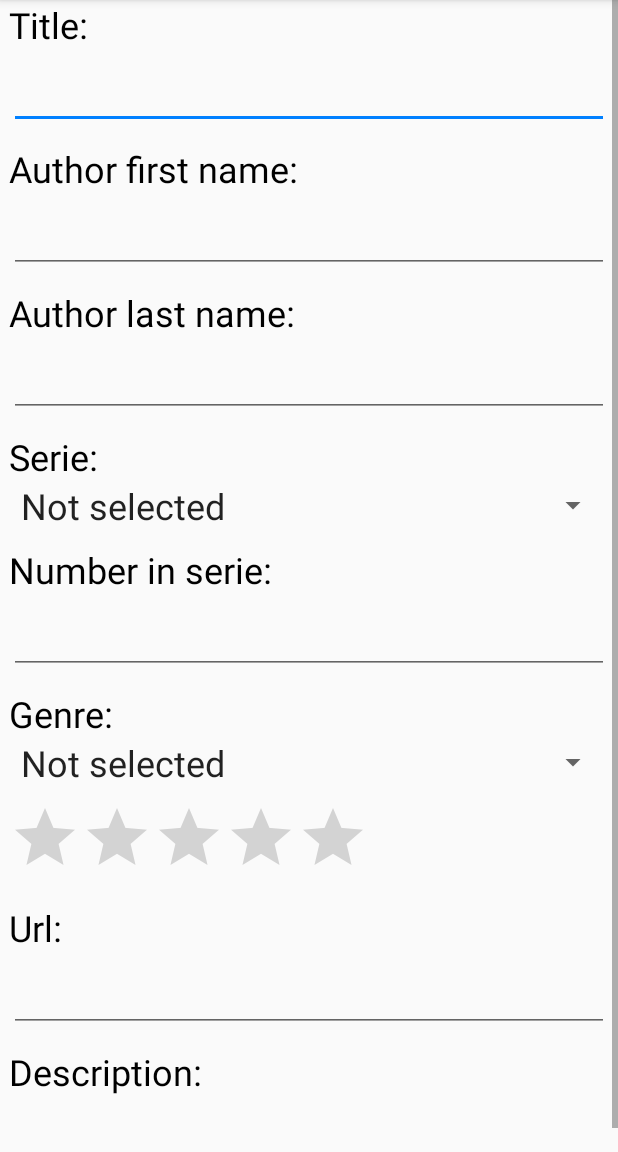
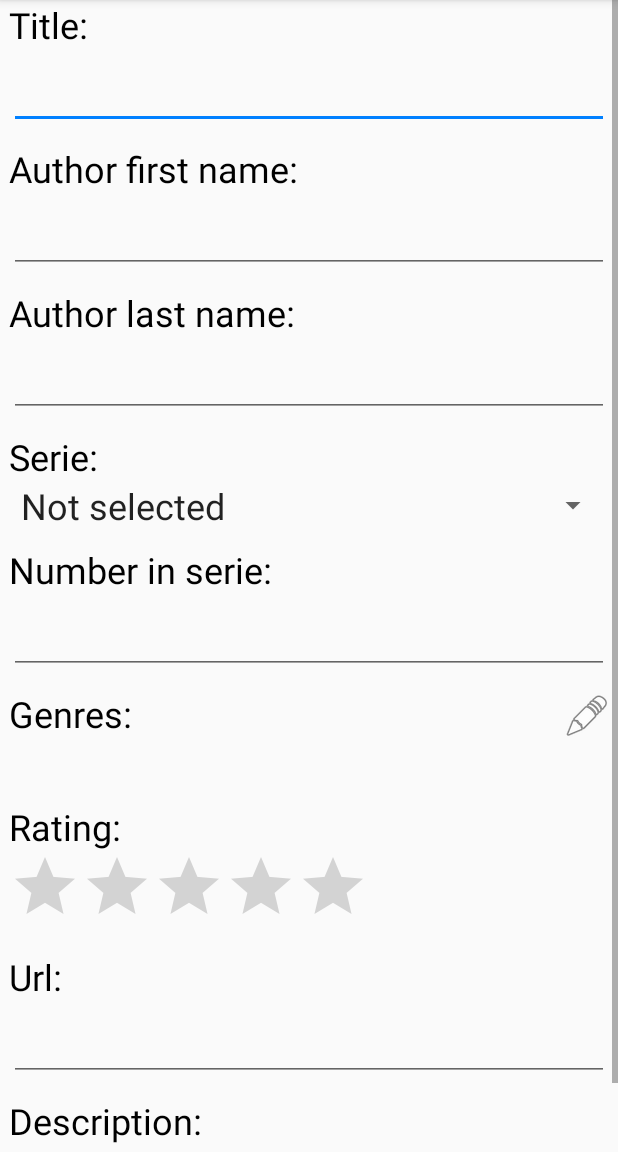
Before and after one commit to WykonGoar/Bookworm, an Android app: the screen it shows after launch (EditBookActivity), after a tap on an icon or button, on a phone screen of 412 x 824 dp, the part 84-1236 px from its top. Run offline under Robolectric (Android 15) with nearby library versions, the phone set to English and light mode, and no system bars; 12 statements that could not run were skipped.

Commit message:
Added multiple genre selection

```diff
--- a/app/src/main/java/com/wykon/bookworm/activities/EditBookActivity.java
+++ b/app/src/main/java/com/wykon/bookworm/activities/EditBookActivity.java
@@ -15,6 +15,7 @@ import android.widget.AdapterView;
 import android.widget.ArrayAdapter;
 import android.widget.CheckBox;
 import android.widget.EditText;
+import android.widget.ImageButton;
 import android.widget.RatingBar;
 import android.widget.Spinner;
 import android.widget.TextView;
@@ -49,7 +50,8 @@ public class EditBookActivity extends AppCompatActivity {
     private Spinner sSerie;
     private CheckBox cbSerieCompleted;
     private EditText etBookNumber;
-    private Spinner sGenre;
+    private TextView tvGenres;
+    private ImageButton ibEditGenres;
     private RatingBar rbRating;
     private EditText etUrl;
     private EditText etDescription;
@@ -59,6 +61,8 @@ public class EditBookActivity extends AppCompatActivity {
 
     private final String NOT_SELECTED = "Not selected";
     private final String CREATE_NEW = "Create new";
+
+    private static int EDIT_GENRES = 1;
 
     @Override
     protected void onCreate(Bundle savedInstanceState) {
@@ -83,7 +87,8 @@ public class EditBookActivity extends AppCompatActivity {
         sSerie = findViewById(R.id.sSerie);
         cbSerieCompleted = findViewById(R.id.cbSerieCompleted);
         etBookNumber = findViewById(R.id.etBookNumber);
-        sGenre = findViewById(R.id.sGenre);
+        tvGenres = findViewById(R.id.tvGenres);
+        ibEditGenres = findViewById(R.id.ibEditGenres);
         rbRating = findViewById(R.id.rbRating);
         etUrl = findViewById(R.id.etUrl);
         etDescription = findViewById(R.id.etDescription);
@@ -115,23 +120,6 @@ public class EditBookActivity extends AppCompatActivity {
 
             }
         });
-        sGenre.setOnItemSelectedListener(new AdapterView.OnItemSelectedListener() {
-            @Override
-            public void onItemSelected(AdapterView<?> parent, View view, int position, long id) {
-                String selectedGenre = (String) sGenre.getItemAtPosition(position);
-                if(!CREATE_NEW.equals(selectedGenre)) {
-                    lastSelectedGenre = selectedGenre;
-                    return;
-                }
-
-                createNewGenreDialog();
-            }
-
-            @Override
-            public void onNothingSelected(AdapterView<?> parent) {
-
-            }
-        });
 
         mBook = new Book();
 
@@ -140,6 +128,20 @@ public class EditBookActivity extends AppCompatActivity {
         if (bookId != -1)
             mBook = mDatabaseConnection.getBook(bookId);
             loadBook();
+
+        ibEditGenres.setOnClickListener(new View.OnClickListener() {
+            @Override
+            public void onClick(View v) {
+                Intent mIntent = new Intent(getApplicationContext(), SelectGenresActivity.class);
+                ArrayList<Integer> genreIds = new ArrayList<>();
+                for (Genre genre : mBook.getGenres()) {
+                    genreIds.add(genre.getId());
+                }
+
+                mIntent.putExtra("selectedGenresIds", genreIds);
+                startActivityForResult(mIntent, EDIT_GENRES);
+            }
+        });
     }
 
     public void loadSpinners() {
@@ -162,10 +164,6 @@ public class EditBookActivity extends AppCompatActivity {
         Collections.sort(mGenreValues);
         mGenreValues.add(0, NOT_SELECTED);
         mGenreValues.add(CREATE_NEW);
-
-        ArrayAdapter<String> genreAdapter = new ArrayAdapter<>(mContext, R.layout.simple_spinner_item, mGenreValues);
-        genreAdapter.setDropDownViewResource(android.R.layout.simple_spinner_dropdown_item);
-        sGenre.setAdapter(genreAdapter);
     }
 
     public void loadBook() {
@@ -190,12 +188,11 @@ public class EditBookActivity extends AppCompatActivity {
             cbSerieCompleted.setChecked(mBook.getSerie().isCompleted());
         }
 
-        lastSelectedGenre = NOT_SELECTED;
-        sGenre.setSelection(mGenreValues.indexOf(lastSelectedGenre));
-        if (mBook.getGenre() != null) {
-            lastSelectedGenre = mBook.getGenre().getName();
-            sGenre.setSelection(mGenreValues.indexOf(lastSelectedGenre));
+        String genres = "";
+        for (Genre genre: mBook.getGenres()) {
+            genres += String.format("%s; ", genre.getName());
         }
+        tvGenres.setText(genres);
 
         etUrl.setText("");
         if (mBook.getUrl() != null) {
@@ -258,14 +255,6 @@ public class EditBookActivity extends AppCompatActivity {
             mBook.setSerie(mSeries.get(selectedSerie));
         }
 
-        String selected_genre = (String) sGenre.getSelectedItem();
-        if(NOT_SELECTED.equals(selected_genre)) {
-            mBook.setGenre(null);
-        }
-        else {
-            mBook.setGenre(mGenres.get(selected_genre));
-        }
-
         if(mBook.save(mContext, mDatabaseConnection)) {
             finish();
         }
@@ -320,60 +309,6 @@ public class EditBookActivity extends AppCompatActivity {
         });
         AlertDialog alert = builder.create();
         alert.show();
-    }
-
-    public void createNewGenreDialog() {
-        AlertDialog.Builder builder = new AlertDialog.Builder(mContext);
-        builder.setTitle("New genre");
-        // I'm using fragment here so I'm using getView() to provide ViewGroup
-        // but you can provide here any other instance of ViewGroup from your Fragment / Activity
-        LayoutInflater layoutInflater = LayoutInflater.from(mContext);
-        View myView = layoutInflater.inflate(R.layout.dialog_new_genre, null);
-        builder.setView(myView);
-
-        // Set up the buttons
-        builder.setPositiveButton("Create", new DialogInterface.OnClickListener() {
-            @Override
-            public void onClick(DialogInterface dialog, int which) {
-
-            }
-        });
-        builder.setNegativeButton(android.R.string.cancel, new DialogInterface.OnClickListener() {
-            @Override
-            public void onClick(DialogInterface dialog, int which) {
-                sGenre.setSelection(mGenreValues.indexOf(lastSelectedGenre));
-                dialog.cancel();
-            }
-        });
-
-        final AlertDialog dialog = builder.create();
-        dialog.show();
-        dialog.getButton(AlertDialog.BUTTON_POSITIVE).setOnClickListener(new View.OnClickListener()
-        {
-            @Override
-            public void onClick(View v)
-            {
-                EditText etNewGenre = ((AlertDialog) dialog).findViewById(R.id.etNewGenre);
-
-                Boolean newGenreCreated = createNewGenre(etNewGenre.getText().toString());
-                if(newGenreCreated)
-                    dialog.dismiss();
-            }
-        });
-
-    }
-
-    public Boolean createNewGenre(String name) {
-        Genre newGenre = new Genre();
-        newGenre.setName(name);
-        if(!newGenre.save(mContext, mDatabaseConnection)) {
-            return false;
-        }
-
-        mGenres.put(newGenre.getName(), newGenre);
-        loadSpinners();
-        sGenre.setSelection(mGenreValues.indexOf(newGenre.getName()));
-        return true;
     }
 
     public void createNewSerieDialog() {
@@ -431,4 +366,31 @@ public class EditBookActivity extends AppCompatActivity {
         sSerie.setSelection(mSerieValues.indexOf(newSerie.getName()));
         return true;
     }
+
+    @Override
+    protected void onActivityResult(int requestCode, int resultCode, Intent data) {
+        super.onActivityResult(requestCode, resultCode, data);
+
+        if (RESULT_OK != resultCode) {
+            return;
+        }
+
+        if(EDIT_GENRES == requestCode) {
+            ArrayList<Integer> selectedGenresIds = data.getIntegerArrayListExtra("selectedGenresIds");
+
+            mBook.clearGenres();
+
+            mGenres = new HashMap<>();
+            for (Genre genre : mDatabaseConnection.getGenres()) {
+                mGenres.put(genre.getName(), genre);
+
+                if (selectedGenresIds.contains(genre.getId())) {
+                    mBook.addGenre(genre);
+                }
+            }
+
+            loadBook();
+        }
+
+    }
 }
--- a/app/src/main/java/com/wykon/bookworm/modules/DatabaseConnection.java
+++ b/app/src/main/java/com/wykon/bookworm/modules/DatabaseConnection.java
@@ -6,6 +6,7 @@ import android.database.Cursor;
 import android.database.sqlite.SQLiteDatabase;
 import android.database.sqlite.SQLiteException;
 import android.database.sqlite.SQLiteStatement;
+import android.util.Pair;
 
 import androidx.annotation.Nullable;
 
@@ -139,7 +140,7 @@ public class DatabaseConnection extends Activity {
         return sqlStatements;
     }
 
-    private void createConnection(){
+    public void createConnection(){
         mDatabase = mContext.openOrCreateDatabase("bookworm", MODE_PRIVATE, null);
     }
 
@@ -239,6 +240,35 @@ public class DatabaseConnection extends Activity {
         return count != 0;
     }
 
+    public Map<Integer, ArrayList<Integer>> getBookGenres() {
+        Cursor mCursor = null;
+        try {
+            mCursor = executeReturn("SELECT * FROM books_genres;");
+        } catch (SQLiteException e) {
+            e.printStackTrace();
+            return new HashMap<>();
+        }
+
+        mCursor.moveToFirst();
+
+        HashMap<Integer, ArrayList<Integer>> bookGenres = new HashMap<>();
+
+        while(!mCursor.isAfterLast()){
+            int bookId = mCursor.getInt(mCursor.getColumnIndex("book_id"));
+            int genreId = mCursor.getInt(mCursor.getColumnIndex("genre_id"));
+
+            if(!bookGenres.containsKey(bookId)) {
+                bookGenres.put(bookId, new ArrayList());
+            }
+            bookGenres.get(bookId).add(genreId);
+
+            mCursor.moveToNext();
+        }
+
+        mDatabase.close();
+        return bookGenres;
+    }
+
     public LinkedList<Serie> getSeries(){
         Cursor mCursor = null;
         try {
@@ -336,6 +366,8 @@ public class DatabaseConnection extends Activity {
         for (Genre genre : getGenres()){
             mappedGenres.put(genre.getId(), genre);
         }
+        Map<Integer, ArrayList<Integer>> bookGenres = getBookGenres();
+
         Map<Integer, Serie> mappedSeries = new HashMap<>();
         for (Serie serie : getSeries()){
             mappedSeries.put(serie.getId(), serie);
@@ -367,9 +399,11 @@ public class DatabaseConnection extends Activity {
                 int serieId = mCursor.getInt(mCursor.getColumnIndex("serie"));
                 book.setSerie(mappedSeries.get(serieId));
             }
-            if (!mCursor.isNull(mCursor.getColumnIndex("genre"))) {
-                int genreId = mCursor.getInt(mCursor.getColumnIndex("genre"));
-                book.setGenre(mappedGenres.get(genreId));
+
+            if (bookGenres.containsKey(id)) {
+                for (Integer genreId : bookGenres.get(id)) {
+                    book.addGenre(mappedGenres.get(genreId));
+                }
             }
 
             books.add(book);
--- a/app/src/main/java/com/wykon/bookworm/modules/Genre.java
+++ b/app/src/main/java/com/wykon/bookworm/modules/Genre.java
@@ -30,6 +30,7 @@ public class Genre {
     }
 
     public void setName(String name) {
+        name = name.replace("\n", " ").replace("\r", " ");
         this.mName = name.trim();
     }
 
--- a/app/src/main/java/com/wykon/bookworm/modules/Serie.java
+++ b/app/src/main/java/com/wykon/bookworm/modules/Serie.java
@@ -35,6 +35,7 @@ public class Serie {
     }
 
     public void setName(String name) {
+        name = name.replace("\n", " ").replace("\r", " ");
         this.mName = name.trim();
     }
 
--- a/app/src/main/res/layout/activity_book.xml
+++ b/app/src/main/res/layout/activity_book.xml
@@ -111,7 +111,7 @@
                 app:layout_constraintTop_toBottomOf="@id/lBookNumber" />
 
             <TextView
-                android:id="@+id/lGenre"
+                android:id="@+id/lGenres"
                 android:layout_width="wrap_content"
                 android:layout_height="wrap_content"
                 android:layout_marginTop="10dp"
@@ -128,7 +128,7 @@
                 android:text="Genre"
                 android:textSize="24sp"
                 app:layout_constraintStart_toStartOf="parent"
-                app:layout_constraintTop_toBottomOf="@id/lGenre" />
+                app:layout_constraintTop_toBottomOf="@id/lGenres" />
 
             <RatingBar
                 android:id="@+id/rbRating"
--- a/app/src/main/res/layout/activity_edit_book.xml
+++ b/app/src/main/res/layout/activity_edit_book.xml
@@ -138,33 +138,53 @@
                 app:layout_constraintTop_toBottomOf="@id/lBookNumber" />
 
             <TextView
-                android:id="@+id/lGenre"
+                android:id="@+id/lGenres"
                 android:layout_width="wrap_content"
                 android:layout_height="wrap_content"
                 android:layout_marginTop="10dp"
-                android:text="Genre:"
+                android:text="Genres:"
                 android:textColor="@color/design_default_color_on_secondary"
                 android:textSize="24sp"
                 app:layout_constraintStart_toStartOf="parent"
                 app:layout_constraintTop_toBottomOf="@id/etBookNumber" />
 
-            <Spinner
-                android:id="@+id/sGenre"
+            <ImageButton
+                android:id="@+id/ibEditGenres"
+                android:layout_width="30dp"
+                android:layout_height="30dp"
+                android:background="?attr/selectableItemBackgroundBorderless"
+                app:layout_constraintBottom_toTopOf="@id/tvGenres"
+                app:layout_constraintEnd_toEndOf="parent"
+                app:srcCompat="@android:drawable/ic_menu_edit" />
+
+            <TextView
+                android:id="@+id/tvGenres"
                 android:layout_width="match_parent"
                 android:layout_height="wrap_content"
                 android:textSize="24sp"
+                app:layout_constraintEnd_toEndOf="parent"
                 app:layout_constraintStart_toStartOf="parent"
-                app:layout_constraintTop_toBottomOf="@id/lGenre" />
+                app:layout_constraintTop_toBottomOf="@id/lGenres" />
+
+            <TextView
+                android:id="@+id/lRating"
+                android:layout_width="wrap_content"
+                android:layout_height="wrap_content"
+                android:layout_marginTop="10dp"
+                android:text="Rating:"
+                android:textColor="@color/design_default_color_on_secondary"
+                android:textSize="24sp"
+                app:layout_constraintStart_toStartOf="parent"
+                app:layout_constraintTop_toBottomOf="@id/tvGenres" />
 
             <RatingBar
                 android:id="@+id/rbRating"
                 android:layout_width="wrap_content"
                 android:layout_height="wrap_content"
-                android:layout_marginTop="10dp"
                 android:numStars="5"
                 android:stepSize="0.5"
                 app:layout_constraintStart_toStartOf="parent"
-                app:layout_constraintTop_toBottomOf="@id/sGenre" />
+                app:layout_constraintTop_toBottomOf="@id/lRating" />
 
             <TextView
                 android:id="@+id/lUrl"
```
Also changed, not shown: app/src/main/AndroidManifest.xml (+5 -5 lines), app/src/main/java/com/wykon/bookworm/activities/BookActivity.java (+5 -3 lines), app/src/main/java/com/wykon/bookworm/activities/SelectGenresActivity.java (added, +269 -0 lines), app/src/main/java/com/wykon/bookworm/modules/Book.java (+51 -31 lines), app/src/main/res/drawable/border_black.xml (added, +7 -0 lines), app/src/main/res/layout/activity_select_genres.xml (added, +101 -0 lines), 1 other file.
